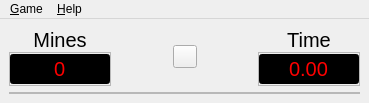
Above: MainWindow.ui from ZgblKylin/MineSweeper before the change. Below: the same form after it.
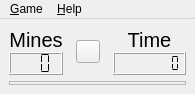
That is the form after the change. Custom widgets are drawn as their Qt base class.

What changed in the file:
```diff
--- a/MainWindow.ui
+++ b/MainWindow.ui
@@ -6,8 +6,8 @@
    <rect>
     <x>0</x>
     <y>0</y>
-    <width>369</width>
-    <height>100</height>
+    <width>195</width>
+    <height>94</height>
    </rect>
   </property>
   <property name="windowTitle">
@@ -18,7 +18,7 @@
     <item>
      <layout class="QHBoxLayout" name="toolLayout" stretch="2,100,1,100,2">
       <item>
-       <layout class="QVBoxLayout" name="mineCountLayout" stretch="0,2">
+       <layout class="QVBoxLayout" name="mineCountLayout">
         <property name="spacing">
          <number>0</number>
         </property>
@@ -44,70 +44,13 @@
          </widget>
         </item>
         <item>
-         <widget class="QFrame" name="mineFrame">
-          <property name="sizePolicy">
-           <sizepolicy hsizetype="Preferred" vsizetype="Fixed">
-            <horstretch>0</horstretch>
-            <verstretch>0</verstretch>
-           </sizepolicy>
+         <widget class="QLCDNumber" name="mineNum">
+          <property name="digitCount">
+           <number>3</number>
           </property>
-          <property name="frameShape">
-           <enum>QFrame::StyledPanel</enum>
+          <property name="segmentStyle">
+           <enum>QLCDNumber::Flat</enum>
           </property>
-          <property name="frameShadow">
-           <enum>QFrame::Sunken</enum>
-          </property>
-          <layout class="QHBoxLayout" name="mineFrameLayout">
-           <property name="leftMargin">
-            <number>0</number>
-           </property>
-           <property name="topMargin">
-            <number>0</number>
-           </property>
-           <property name="rightMargin">
-            <number>0</number>
-           </property>
-           <property name="bottomMargin">
-            <number>0</number>
-           </property>
-           <item>
-            <widget class="QSpinBox" name="mineNum">
-             <property name="minimumSize">
-              <size>
-               <width>100</width>
-               <height>0</height>
-              </size>
-             </property>
-             <property name="maximumSize">
-              <size>
-               <width>100</width>
-               <height>16777215</height>
-              </size>
-             </property>
-             <property name="font">
-              <font>
-               <pointsize>15</pointsize>
-              </font>
-             </property>
-             <property name="styleSheet">
-              <string notr="true">color: rgb(255, 0, 0);
-background-color: rgb(0, 0, 0);</string>
-             </property>
-             <property name="alignment">
-              <set>Qt::AlignCenter</set>
-             </property>
-             <property name="readOnly">
-              <bool>true</bool>
-             </property>
-             <property name="buttonSymbols">
-              <enum>QAbstractSpinBox::NoButtons</enum>
-             </property>
-             <property name="maximum">
-              <number>999</number>
-             </property>
-            </widget>
-           </item>
-          </layout>
          </widget>
         </item>
        </layout>
@@ -146,18 +89,12 @@
        </spacer>
       </item>
       <item>
-       <layout class="QVBoxLayout" name="timeLayout" stretch="0,2">
+       <layout class="QVBoxLayout" name="timeLayout">
         <property name="spacing">
          <number>0</number>
         </property>
         <item>
          <widget class="QLabel" name="timeLabel">
-          <property name="sizePolicy">
-           <sizepolicy hsizetype="Preferred" vsizetype="Fixed">
-            <horstretch>0</horstretch>
-            <verstretch>0</verstretch>
-           </sizepolicy>
-          </property>
           <property name="font">
            <font>
             <pointsize>15</pointsize>
@@ -172,73 +109,16 @@
          </widget>
         </item>
         <item>
-         <widget class="QFrame" name="timeFrame">
-          <property name="sizePolicy">
-           <sizepolicy hsizetype="Preferred" vsizetype="Fixed">
-            <horstretch>0</horstretch>
-            <verstretch>0</verstretch>
-           </sizepolicy>
+         <widget class="QLCDNumber" name="timeNum">
+          <property name="smallDecimalPoint">
+           <bool>true</bool>
           </property>
-          <property name="frameShape">
-           <enum>QFrame::StyledPanel</enum>
+          <property name="digitCount">
+           <number>7</number>
           </property>
-          <property name="frameShadow">
-           <enum>QFrame::Sunken</enum>
+          <property name="segmentStyle">
+           <enum>QLCDNumber::Flat</enum>
           </property>
-          <layout class="QHBoxLayout" name="timeFrameLayout">
-           <property name="leftMargin">
-            <number>0</number>
-           </property>
-           <property name="topMargin">
-            <number>0</number>
-           </property>
-           <property name="rightMargin">
-            <number>0</number>
-           </property>
-           <property name="bottomMargin">
-            <number>0</number>
-           </property>
-           <item>
-            <widget class="QDoubleSpinBox" name="timeNum">
-             <property name="minimumSize">
-              <size>
-               <width>100</width>
-               <height>0</height>
-              </size>
-             </property>
-             <property name="maximumSize">
-              <size>
-               <width>100</width>
-               <height>16777215</height>
-              </size>
-             </property>
-             <property name="font">
-              <font>
-               <pointsize>15</pointsize>
-              </font>
-             </property>
-             <property name="styleSheet">
-              <string notr="true">color: rgb(255, 0, 0);
-background-color: rgb(0, 0, 0);</string>
-             </property>
-             <property name="alignment">
-              <set>Qt::AlignCenter</set>
-             </property>
-             <property name="readOnly">
-              <bool>true</bool>
-             </property>
-             <property name="buttonSymbols">
-              <enum>QAbstractSpinBox::NoButtons</enum>
-             </property>
-             <property name="decimals">
-              <number>2</number>
-             </property>
-             <property name="maximum">
-              <double>9999.000000000000000</double>
-             </property>
-            </widget>
-           </item>
-          </layout>
          </widget>
         </item>
        </layout>
@@ -292,8 +172,8 @@
     <rect>
      <x>0</x>
      <y>0</y>
-     <width>369</width>
-     <height>23</height>
+     <width>195</width>
+     <height>21</height>
     </rect>
    </property>
    <widget class="QMenu" name="menuGame">
```
